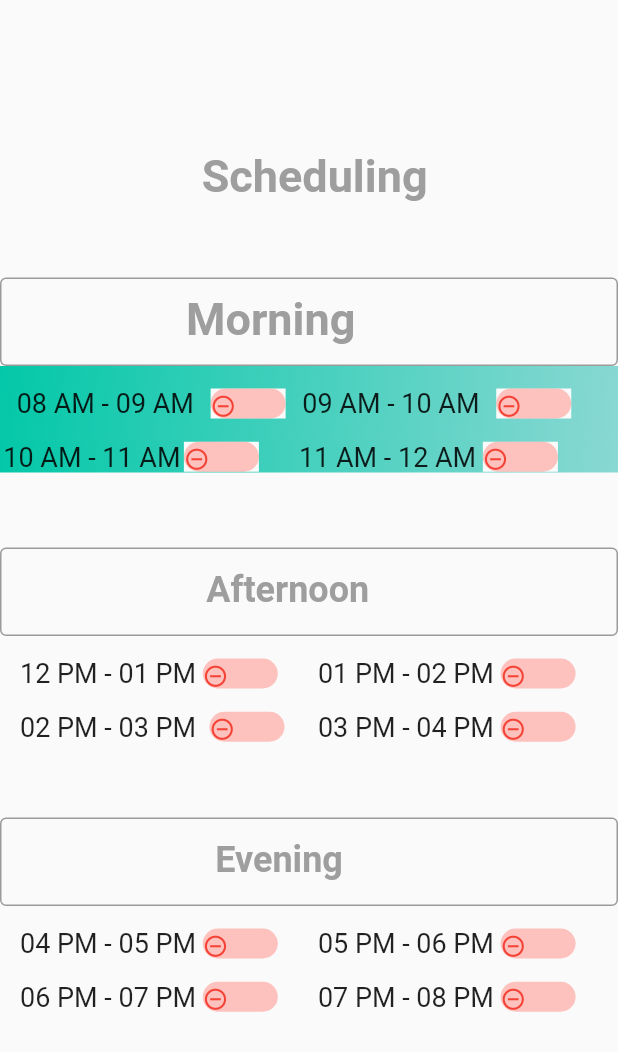
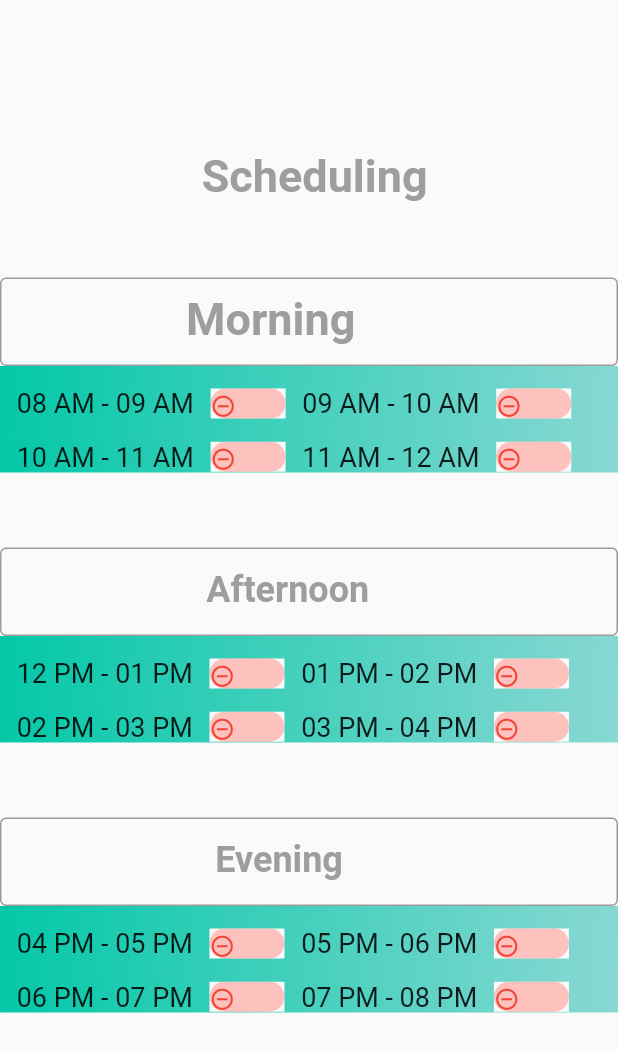
Before and after one commit to KhushiiBiswas/vcure_dr, a Flutter app: the screen it shows after launch, on a phone screen of 412 x 824 dp. Shown: the top 1052 px of the screen. Run offline on Flutter 3.47's test engine with Material 2 defaults, Android fonts, the phone set to English and light mode, and no system bars.

Commit message:
PAdding DOne

```diff
--- a/lib/pages/slots/slots.dart
+++ b/lib/pages/slots/slots.dart
@@ -90,11 +90,11 @@
                              padding: const EdgeInsets.only(top: 20),
                            ),
                            Row(children: [
-                             Text("10 AM - 11 AM ",textAlign: TextAlign.center,style: TextStyle(fontSize: 18),),
+                             Text("10 AM - 11 AM     ",textAlign: TextAlign.center,style: TextStyle(fontSize: 18),),
                              CustomToggle()
                            ],),
                            Row(children: [
-                             Text("     11 AM - 12 AM  ",textAlign: TextAlign.center,style: TextStyle(fontSize: 18),),
+                             Text("11 AM - 12 AM     ",textAlign: TextAlign.center,style: TextStyle(fontSize: 18),),
                              CustomToggle()
                            ],),
 
@@ -120,43 +120,62 @@
                       labelText: '                     Afternoon   ',
                     ),
                   ),
-                     Row(
+                     Container(
+
+                        decoration: BoxDecoration(
+                        gradient: LinearGradient(
+                        begin: Alignment.topLeft,
+                        end: Alignment.bottomRight,
+                        colors: [Color(0xff03c8a8), Color(0xff89d8d3)]),
+                      ),
+                       child: Row(
                          children:[
 
                            Padding(
                              padding: const EdgeInsets.only(top: 50),
                            ),
                            Row(children: [
-                           Text("  12 PM - 01 PM  ",textAlign: TextAlign.center,style: TextStyle(fontSize: 18),),
+                             Text("12 PM - 01 PM     ",textAlign: TextAlign.center,style: TextStyle(fontSize: 18),),
                              CustomToggle()
                            ],),
 
 
                            Row(children: [
-                           Text("     01 PM - 02 PM  ",textAlign: TextAlign.center,style: TextStyle(fontSize: 18),),
+                             Text("01 PM - 02 PM     ",textAlign: TextAlign.center,style: TextStyle(fontSize: 18),),
                              CustomToggle()
                            ],),
 
                            ]
                        ),
-                      Row(
+                     ),
+                      Container(
+
+                        decoration: BoxDecoration(
+                        gradient: LinearGradient(
+                        begin: Alignment.topLeft,
+                        end: Alignment.bottomRight,
+                        colors: [Color(0xff03c8a8), Color(0xff89d8d3)]),
+                      ),
+
+                        child: Row(
                          children:[
 
                            Padding(
                              padding: const EdgeInsets.only(top: 20),
                            ),
                            Row(children: [
-                           Text(" 02 PM - 03 PM    ",textAlign: TextAlign.center,style: TextStyle(fontSize: 18),),
+                             Text("02 PM - 03 PM     ",textAlign: TextAlign.center,style: TextStyle(fontSize: 18),),
                              CustomToggle()
                            ],),
 
 
                            Row(children: [
-                           Text("    03 PM - 04 PM  ",textAlign: TextAlign.center,style: TextStyle(fontSize: 18),),
+                             Text("03 PM - 04 PM     ",textAlign: TextAlign.center,style: TextStyle(fontSize: 18),),
                              CustomToggle()
                            ],),
 
                            ]
+                     ),
                       )
 
                    ],
@@ -177,42 +196,60 @@
                       labelText: '                      Evening  ',
                     ),
                   ),
-                     Row(
+                     Container(
+
+                        decoration: BoxDecoration(
+                        gradient: LinearGradient(
+                        begin: Alignment.topLeft,
+                        end: Alignment.bottomRight,
+                        colors: [Color(0xff03c8a8), Color(0xff89d8d3)]),
+                      ),
+                       child: Row(
                          children:[
 
                            Padding(
                              padding: const EdgeInsets.only(top: 50),
                            ),
                            Row(children: [
-                           Text("  04 PM - 05 PM  ",textAlign: TextAlign.center,style: TextStyle(fontSize: 18),),
+                             Text("04 PM - 05 PM     ",textAlign: TextAlign.center,style: TextStyle(fontSize: 18),),
                              CustomToggle()
                            ],),
 
 
                            Row(children: [
-                           Text("     05 PM - 06 PM  ",textAlign: TextAlign.center,style: TextStyle(fontSize: 18),),
+                             Text("05 PM - 06 PM     ",textAlign: TextAlign.center,style: TextStyle(fontSize: 18),),
                              CustomToggle()
                            ],),
 
                            ]
                        ),
-                      Row(
+                     ),
+                      Container(
+
+                        decoration: BoxDecoration(
+                        gradient: LinearGradient(
+                        begin: Alignment.topLeft,
+                        end: Alignment.bottomRight,
+                        colors: [Color(0xff03c8a8), Color(0xff89d8d3)]),
+                      ),
+                        child: Row(
                          children:[
 
                            Padding(
                              padding: const EdgeInsets.only(top: 20),
                            ),
                            Row(children: [
-                           Text("  06 PM - 07 PM  ",textAlign: TextAlign.center,style: TextStyle(fontSize: 18),),
+                             Text("06 PM - 07 PM     ",textAlign: TextAlign.center,style: TextStyle(fontSize: 18),),
                              CustomToggle()
                            ],),
 
                            Row(children: [
-                           Text("     07 PM - 08 PM  ",textAlign: TextAlign.center,style: TextStyle(fontSize: 18),),
+                             Text("07 PM - 08 PM     ",textAlign: TextAlign.center,style: TextStyle(fontSize: 18),),
                              CustomToggle()
                            ],),
 
                            ]
+                     ),
                       )
 
                    ],
```
Lines whose indentation alone changed are shown as unchanged.
